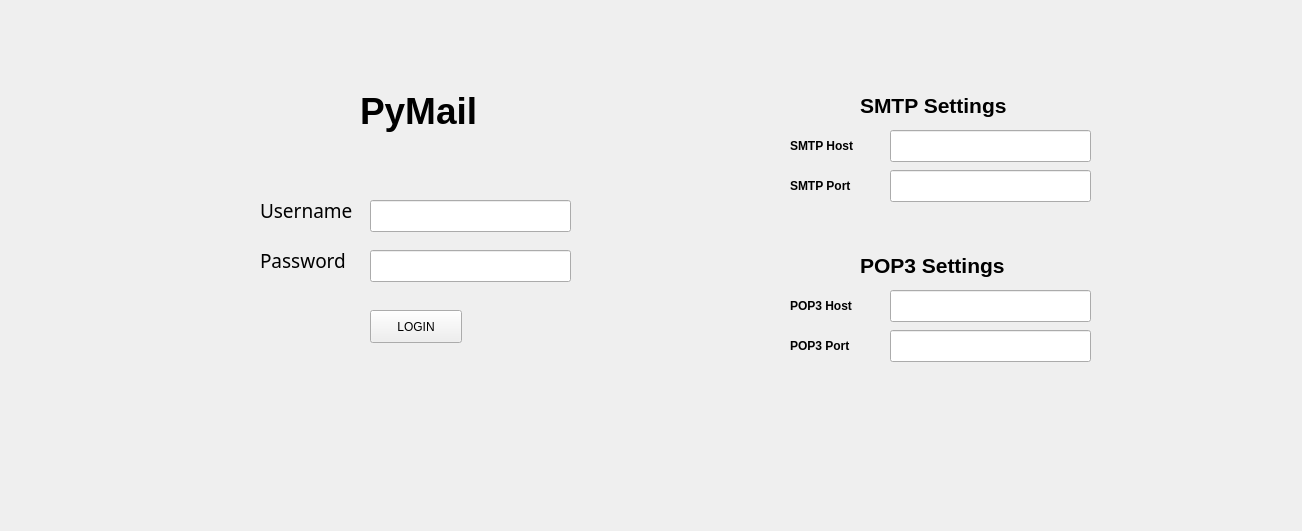
Old version of the form UI/mainwindow.ui in the repository nikhil96sher/PyMail.
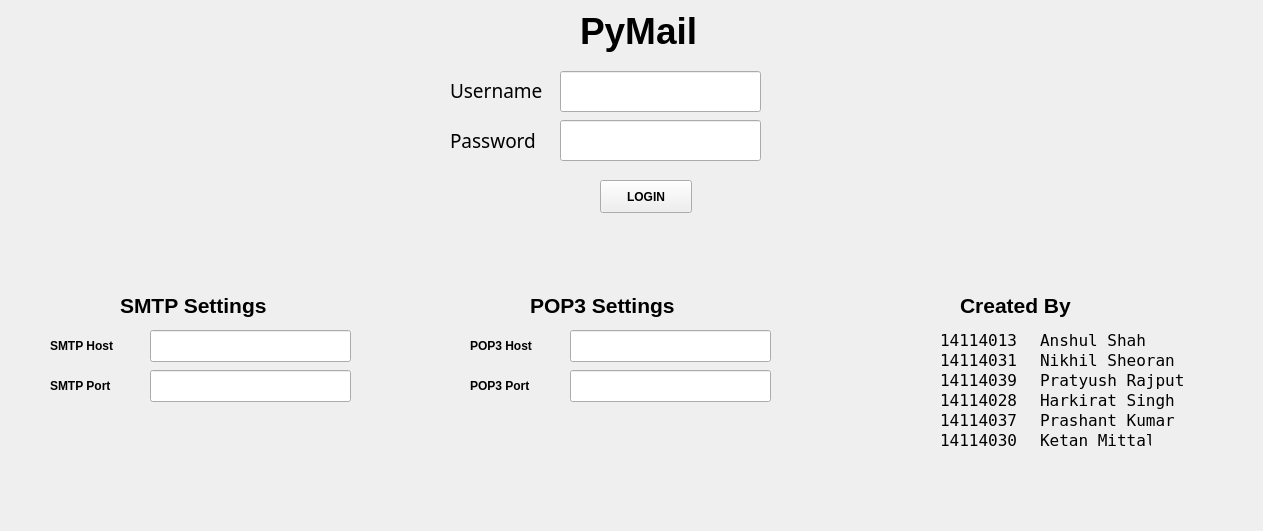
New version of the form.

Diff of the .ui file:
```diff
--- a/UI/mainwindow.ui
+++ b/UI/mainwindow.ui
@@ -6,7 +6,7 @@
    <rect>
     <x>0</x>
     <y>0</y>
-    <width>1302</width>
+    <width>1263</width>
     <height>531</height>
    </rect>
   </property>
@@ -17,8 +17,8 @@
    <widget class="QLabel" name="head_label_1">
     <property name="geometry">
      <rect>
-      <x>860</x>
-      <y>250</y>
+      <x>530</x>
+      <y>290</y>
       <width>171</width>
       <height>31</height>
      </rect>
@@ -37,8 +37,8 @@
    <widget class="QLabel" name="pop_host">
     <property name="geometry">
      <rect>
-      <x>790</x>
-      <y>290</y>
+      <x>470</x>
+      <y>330</y>
       <width>91</width>
       <height>31</height>
      </rect>
@@ -56,8 +56,8 @@
    <widget class="QLineEdit" name="pop_host_value">
     <property name="geometry">
      <rect>
-      <x>890</x>
-      <y>290</y>
+      <x>570</x>
+      <y>330</y>
       <width>201</width>
       <height>32</height>
      </rect>
@@ -66,8 +66,8 @@
    <widget class="QLabel" name="pop_port">
     <property name="geometry">
      <rect>
-      <x>790</x>
-      <y>330</y>
+      <x>470</x>
+      <y>370</y>
       <width>91</width>
       <height>31</height>
      </rect>
@@ -85,18 +85,18 @@
    <widget class="QLineEdit" name="pass_text">
     <property name="geometry">
      <rect>
-      <x>370</x>
-      <y>250</y>
+      <x>560</x>
+      <y>120</y>
       <width>201</width>
-      <height>32</height>
+      <height>41</height>
      </rect>
     </property>
    </widget>
    <widget class="QLabel" name="smtp_host">
     <property name="geometry">
      <rect>
-      <x>790</x>
-      <y>130</y>
+      <x>50</x>
+      <y>330</y>
       <width>91</width>
       <height>31</height>
      </rect>
@@ -114,8 +114,8 @@
    <widget class="QLineEdit" name="smtp_host_value">
     <property name="geometry">
      <rect>
-      <x>890</x>
-      <y>130</y>
+      <x>150</x>
+      <y>330</y>
       <width>201</width>
       <height>32</height>
      </rect>
@@ -124,8 +124,8 @@
    <widget class="QLabel" name="head_label_2">
     <property name="geometry">
      <rect>
-      <x>860</x>
-      <y>90</y>
+      <x>120</x>
+      <y>290</y>
       <width>171</width>
       <height>31</height>
      </rect>
@@ -144,8 +144,8 @@
    <widget class="QLabel" name="login_status">
     <property name="geometry">
      <rect>
-      <x>310</x>
-      <y>150</y>
+      <x>520</x>
+      <y>60</y>
       <width>241</width>
       <height>17</height>
      </rect>
@@ -157,8 +157,8 @@
    <widget class="QLabel" name="smtp_port">
     <property name="geometry">
      <rect>
-      <x>790</x>
-      <y>170</y>
+      <x>50</x>
+      <y>370</y>
       <width>91</width>
       <height>31</height>
      </rect>
@@ -176,18 +176,18 @@
    <widget class="QLineEdit" name="user_text">
     <property name="geometry">
      <rect>
-      <x>370</x>
-      <y>200</y>
+      <x>560</x>
+      <y>71</y>
       <width>201</width>
-      <height>32</height>
+      <height>41</height>
      </rect>
     </property>
    </widget>
    <widget class="QLabel" name="app_title">
     <property name="geometry">
      <rect>
-      <x>360</x>
-      <y>80</y>
+      <x>580</x>
+      <y>0</y>
       <width>151</width>
       <height>61</height>
      </rect>
@@ -197,6 +197,8 @@
       <pointsize>28</pointsize>
       <weight>75</weight>
       <bold>true</bold>
+      <underline>false</underline>
+      <strikeout>false</strikeout>
      </font>
     </property>
     <property name="text">
@@ -206,8 +208,8 @@
    <widget class="QLabel" name="user_label">
     <property name="geometry">
      <rect>
-      <x>260</x>
-      <y>200</y>
+      <x>450</x>
+      <y>80</y>
       <width>101</width>
       <height>21</height>
      </rect>
@@ -225,8 +227,8 @@
    <widget class="QLineEdit" name="smtp_port_value">
     <property name="geometry">
      <rect>
-      <x>890</x>
-      <y>170</y>
+      <x>150</x>
+      <y>370</y>
       <width>201</width>
       <height>32</height>
      </rect>
@@ -235,8 +237,8 @@
    <widget class="QLineEdit" name="pop_port_value">
     <property name="geometry">
      <rect>
-      <x>890</x>
-      <y>330</y>
+      <x>570</x>
+      <y>370</y>
       <width>201</width>
       <height>32</height>
      </rect>
@@ -245,8 +247,8 @@
    <widget class="QLabel" name="pass_label">
     <property name="geometry">
      <rect>
-      <x>260</x>
-      <y>250</y>
+      <x>450</x>
+      <y>130</y>
       <width>91</width>
       <height>21</height>
      </rect>
@@ -264,16 +266,294 @@
    <widget class="QPushButton" name="login_button">
     <property name="geometry">
      <rect>
-      <x>370</x>
-      <y>310</y>
+      <x>600</x>
+      <y>180</y>
       <width>92</width>
       <height>33</height>
      </rect>
     </property>
+    <property name="font">
+     <font>
+      <weight>75</weight>
+      <bold>true</bold>
+     </font>
+    </property>
     <property name="text">
      <string>LOGIN</string>
     </property>
    </widget>
+   <widget class="QLabel" name="label">
+    <property name="geometry">
+     <rect>
+      <x>940</x>
+      <y>330</y>
+      <width>81</width>
+      <height>21</height>
+     </rect>
+    </property>
+    <property name="font">
+     <font>
+      <family>Andale Mono</family>
+      <pointsize>12</pointsize>
+      <weight>50</weight>
+      <bold>false</bold>
+     </font>
+    </property>
+    <property name="text">
+     <string>14114013</string>
+    </property>
+   </widget>
+   <widget class="QLabel" name="label_8">
+    <property name="geometry">
+     <rect>
+      <x>1040</x>
+      <y>330</y>
+      <width>111</width>
+      <height>21</height>
+     </rect>
+    </property>
+    <property name="font">
+     <font>
+      <family>Andale Mono</family>
+      <pointsize>12</pointsize>
+      <weight>50</weight>
+      <bold>false</bold>
+     </font>
+    </property>
+    <property name="text">
+     <string>Anshul Shah</string>
+    </property>
+   </widget>
+   <widget class="QLabel" name="label_2">
+    <property name="geometry">
+     <rect>
+      <x>940</x>
+      <y>390</y>
+      <width>81</width>
+      <height>21</height>
+     </rect>
+    </property>
+    <property name="font">
+     <font>
+      <family>Andale Mono</family>
+      <pointsize>12</pointsize>
+      <weight>50</weight>
+      <bold>false</bold>
+     </font>
+    </property>
+    <property name="text">
+     <string>14114028</string>
+    </property>
+   </widget>
+   <widget class="QLabel" name="label_9">
+    <property name="geometry">
+     <rect>
+      <x>1040</x>
+      <y>390</y>
+      <width>141</width>
+      <height>21</height>
+     </rect>
+    </property>
+    <property name="font">
+     <font>
+      <family>Andale Mono</family>
+      <pointsize>12</pointsize>
+      <weight>50</weight>
+      <bold>false</bold>
+     </font>
+    </property>
+    <property name="text">
+     <string>Harkirat Singh</string>
+    </property>
+   </widget>
+   <widget class="QLabel" name="label_3">
+    <property name="geometry">
+     <rect>
+      <x>940</x>
+      <y>430</y>
+      <width>81</width>
+      <height>21</height>
+     </rect>
+    </property>
+    <property name="font">
+     <font>
+      <family>Andale Mono</family>
+      <pointsize>12</pointsize>
+      <weight>50</weight>
+      <bold>false</bold>
+     </font>
+    </property>
+    <property name="text">
+     <string>14114030</string>
+    </property>
+   </widget>
+   <widget class="QLabel" name="label_10">
+    <property name="geometry">
+     <rect>
+      <x>1040</x>
+      <y>430</y>
+      <width>111</width>
+      <height>21</height>
+     </rect>
+    </property>
+    <property name="font">
+     <font>
+      <family>Andale Mono</family>
+      <pointsize>12</pointsize>
+      <weight>50</weight>
+      <bold>false</bold>
+     </font>
+    </property>
+    <property name="text">
+     <string>Ketan Mittal</string>
+    </property>
+   </widget>
+   <widget class="QLabel" name="label_11">
+    <property name="geometry">
+     <rect>
+      <x>1040</x>
+      <y>350</y>
+      <width>141</width>
+      <height>21</height>
+     </rect>
+    </property>
+    <property name="font">
+     <font>
+      <family>Andale Mono</family>
+      <pointsize>12</pointsize>
+      <weight>50</weight>
+      <bold>false</bold>
+     </font>
+    </property>
+    <property name="text">
+     <string>Nikhil Sheoran</string>
+    </property>
+   </widget>
+   <widget class="QLabel" name="label_4">
+    <property name="geometry">
+     <rect>
+      <x>940</x>
+      <y>350</y>
+      <width>81</width>
+      <height>21</height>
+     </rect>
+    </property>
+    <property name="font">
+     <font>
+      <family>Andale Mono</family>
+      <pointsize>12</pointsize>
+      <weight>50</weight>
+      <bold>false</bold>
+     </font>
+    </property>
+    <property name="text">
+     <string>14114031</string>
+    </property>
+   </widget>
+   <widget class="QLabel" name="label_12">
+    <property name="geometry">
+     <rect>
+      <x>1040</x>
+      <y>410</y>
+      <width>141</width>
+      <height>21</height>
+     </rect>
+    </property>
+    <property name="font">
+     <font>
+      <family>Andale Mono</family>
+      <pointsize>12</pointsize>
+      <weight>50</weight>
+      <bold>false</bold>
+     </font>
+    </property>
+    <property name="text">
+     <string>Prashant Kumar</string>
+    </property>
+   </widget>
+   <widget class="QLabel" name="label_5">
+    <property name="geometry">
+     <rect>
+      <x>940</x>
+      <y>410</y>
+      <width>81</width>
+      <height>21</height>
+     </rect>
+    </property>
+    <property name="font">
+     <font>
+      <family>Andale Mono</family>
+      <pointsize>12</pointsize>
+      <weight>50</weight>
+      <bold>false</bold>
+     </font>
+    </property>
+    <property name="text">
+     <string>14114037</string>
+    </property>
+   </widget>
+   <widget class="QLabel" name="label_13">
+    <property name="geometry">
+     <rect>
+      <x>1040</x>
+      <y>370</y>
+      <width>151</width>
+      <height>21</height>
+     </rect>
+    </property>
+    <property name="font">
+     <font>
+      <family>Andale Mono</family>
+      <pointsize>12</pointsize>
+      <weight>50</weight>
+      <bold>false</bold>
+     </font>
+    </property>
+    <property name="text">
+     <string>Pratyush Rajput</string>
+    </property>
+   </widget>
+   <widget class="QLabel" name="label_6">
+    <property name="geometry">
+     <rect>
+      <x>940</x>
+      <y>370</y>
+      <width>81</width>
+      <height>21</height>
+     </rect>
+    </property>
+    <property name="font">
+     <font>
+      <family>Andale Mono</family>
+      <pointsize>12</pointsize>
+      <weight>50</weight>
+      <bold>false</bold>
+     </font>
+    </property>
+    <property name="text">
+     <string>14114039</string>
+    </property>
+   </widget>
+   <widget class="QLabel" name="head_label_3">
+    <property name="geometry">
+     <rect>
+      <x>960</x>
+      <y>290</y>
+      <width>171</width>
+      <height>31</height>
+     </rect>
+    </property>
+    <property name="font">
+     <font>
+      <pointsize>16</pointsize>
+      <weight>75</weight>
+      <bold>true</bold>
+     </font>
+    </property>
+    <property name="text">
+     <string>Created By</string>
+    </property>
+   </widget>
   </widget>
   <widget class="QMenuBar" name="menubar">
    <property name="geometry">
```
Left out of the diff: 5 changed lines with no effect on the pictures.
